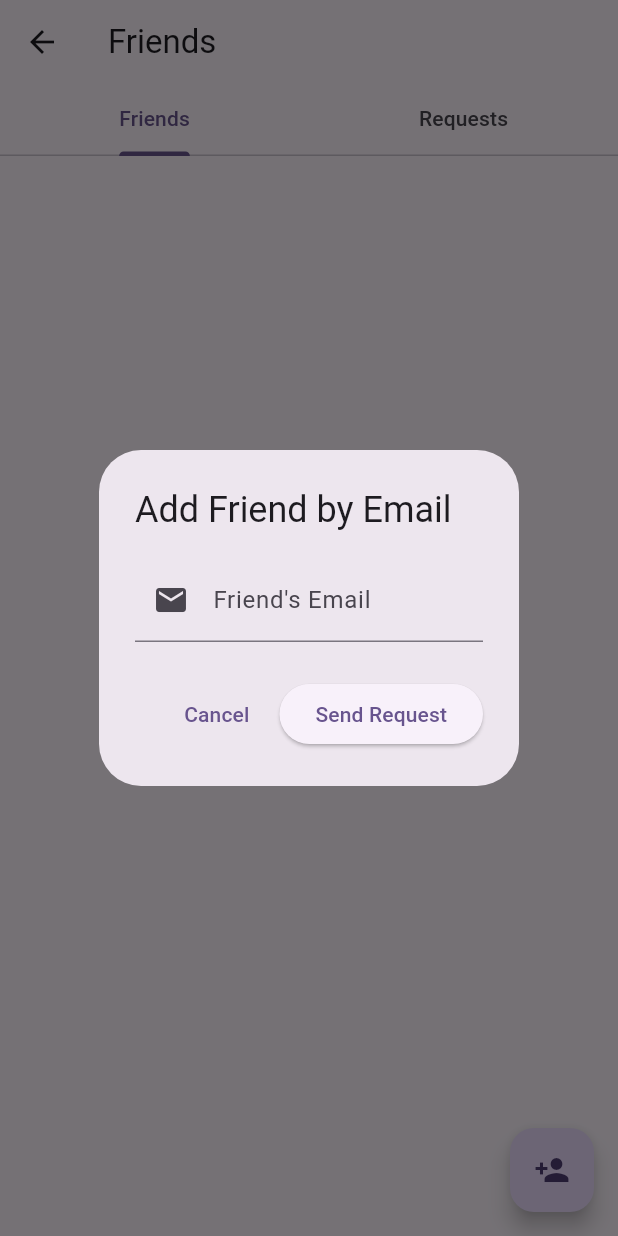
After one commit to m0rty01/trollFace, a Flutter app: the FriendsScreen screen opened by its route, after a tap on the "person add" icon, on a phone screen of 412 x 824 dp. The commit adds this screen. Run offline on Flutter 3.47's test engine with Material 3 defaults, Android fonts, the light colour scheme and no system bars; our stand-ins replace cached_network_image, csv, fl_chart, flutter_local_notifications, just_audio, shared_preferences and 2 more; missing offline and left inert: flutter_webrtc, gotrue, realtime_client; accounts and stored records are empty; network calls fail.

Commit message:
friend request fix

```diff
--- /dev/null
+++ b/trollface/lib/screens/friends_screen.dart
@@ -0,0 +1,279 @@
+import 'package:flutter/material.dart';
+import '../services/friends_service.dart';
+
+class FriendsScreen extends StatefulWidget {
+  const FriendsScreen({super.key});
+
+  @override
+  State<FriendsScreen> createState() => _FriendsScreenState();
+}
+
+class _FriendsScreenState extends State<FriendsScreen> with SingleTickerProviderStateMixin {
+  final FriendsService _friendsService = FriendsService();
+  late TabController _tabController;
+  List<Map<String, dynamic>> _friends = [];
+  List<Map<String, dynamic>> _pendingRequests = [];
+  bool _isLoading = true;
+
+  @override
+  void initState() {
+    super.initState();
+    _tabController = TabController(length: 2, vsync: this);
+    _loadData();
+  }
+
+  Future<void> _loadData() async {
+    setState(() => _isLoading = true);
+    try {
+      final friends = await _friendsService.getFriends();
+      final pendingRequests = await _friendsService.getPendingFriendRequests();
+      print('DEBUG: friends = ' + friends.toString());
+      print('DEBUG: pendingRequests = ' + pendingRequests.toString());
+      setState(() {
+        _friends = friends;
+        _pendingRequests = pendingRequests;
+      });
+    } catch (e) {
+      ScaffoldMessenger.of(context).showSnackBar(
+        SnackBar(content: Text('Error loading friends: $e')),
+      );
+    } finally {
+      setState(() => _isLoading = false);
+    }
+  }
+
+  @override
+  Widget build(BuildContext context) {
+    return Scaffold(
+      appBar: AppBar(
+        title: const Text('Friends'),
+        bottom: TabBar(
+          controller: _tabController,
+          tabs: const [
+            Tab(text: 'Friends'),
+            Tab(text: 'Requests'),
+          ],
+        ),
+      ),
+      body: _isLoading
+          ? const Center(child: CircularProgressIndicator())
+          : TabBarView(
+              controller: _tabController,
+              children: [
+                _buildFriendsList(),
+                _buildPendingRequestsList(),
+              ],
+            ),
+      floatingActionButton: FloatingActionButton(
+        onPressed: () => _showAddFriendDialog(),
+        child: const Icon(Icons.person_add),
+      ),
+    );
+  }
+
+  Widget _buildFriendsList() {
+    if (_friends.isEmpty) {
+      return const Center(child: Text('No friends yet'));
+    }
+
+    return ListView.builder(
+      itemCount: _friends.length,
+      itemBuilder: (context, index) {
+        final friendRow = _friends[index];
+        final currentUserId = _friendsService.currentUser?.id;
+        final isSender = friendRow['user_id'] == currentUserId;
+        final friendProfile = isSender ? friendRow['friend_profile'] : friendRow['profiles'];
+        if (friendProfile == null) {
+          return const ListTile(
+            title: Text('Unknown user'),
+            subtitle: Text('This user no longer exists.'),
+          );
+        }
+        return ListTile(
+          leading: CircleAvatar(
+            child: Text(
+              (friendProfile['username'] != null && friendProfile['username'].isNotEmpty)
+                ? friendProfile['username'][0].toUpperCase()
+                : (friendProfile['email'] != null && friendProfile['email'].isNotEmpty)
+                  ? friendProfile['email'][0].toUpperCase()
+                  : '?',
+            ),
+          ),
+          title: Text(
+            (friendProfile['username'] != null && friendProfile['username'].isNotEmpty)
+              ? friendProfile['username']
+              : (friendProfile['email'] ?? 'Unknown'),
+          ),
+          trailing: IconButton(
+            icon: const Icon(Icons.video_call),
+            onPressed: () => _startVideoCall(friendProfile['id']),
+          ),
+        );
+      },
+    );
+  }
+
+  Widget _buildPendingRequestsList() {
+    if (_pendingRequests.isEmpty) {
+      return const Center(child: Text('No pending requests'));
+    }
+
+    return ListView.builder(
+      itemCount: _pendingRequests.length,
+      itemBuilder: (context, index) {
+        final request = _pendingRequests[index];
+        final sender = request['profiles'];
+        if (sender == null) {
+          return const ListTile(
+            title: Text('Unknown user'),
+            subtitle: Text('This user no longer exists.'),
+          );
+        }
+        return ListTile(
+          leading: CircleAvatar(
+            child: Text(
+              (sender['username'] != null && sender['username'].isNotEmpty)
+                ? sender['username'][0].toUpperCase()
+                : (sender['email'] != null && sender['email'].isNotEmpty)
+                  ? sender['email'][0].toUpperCase()
+                  : '?',
+            ),
+          ),
+          title: Text(
+            (sender['username'] != null && sender['username'].isNotEmpty)
+              ? sender['username']
+              : (sender['email'] ?? 'Unknown'),
+          ),
+          subtitle: const Text('wants to be your friend'),
+          trailing: Row(
+            mainAxisSize: MainAxisSize.min,
+            children: [
+              IconButton(
+                icon: const Icon(Icons.check, color: Colors.green),
+                onPressed: () => _handleFriendRequest(request['id'], true),
+              ),
+              IconButton(
+                icon: const Icon(Icons.close, color: Colors.red),
+                onPressed: () => _handleFriendRequest(request['id'], false),
+              ),
+            ],
+          ),
+        );
+      },
+    );
+  }
+
+  Future<void> _handleFriendRequest(String requestId, bool accept) async {
+    try {
+      if (accept) {
+        await _friendsService.acceptFriendRequest(requestId);
+      } else {
+        await _friendsService.rejectFriendRequest(requestId);
+      }
+      await _loadData();
+    } catch (e) {
+      ScaffoldMessenger.of(context).showSnackBar(
+        SnackBar(content: Text('Error handling request: $e')),
+      );
+    }
+  }
+
+  Future<void> _showAddFriendDialog() async {
+    final TextEditingController emailController = TextEditingController();
+    String? errorMessage;
+    bool isLoading = false;
+
+    await showDialog(
+      context: context,
+      builder: (context) => StatefulBuilder(
+        builder: (context, setState) => AlertDialog(
+          title: const Text('Add Friend by Email'),
+          content: Column(
+            mainAxisSize: MainAxisSize.min,
+            children: [
+              TextField(
+                controller: emailController,
+                decoration: const InputDecoration(
+                  labelText: 'Friend\'s Email',
+                  prefixIcon: Icon(Icons.email),
+                ),
+                keyboardType: TextInputType.emailAddress,
+              ),
+              if (errorMessage != null) ...[
+                const SizedBox(height: 8),
+                Text(errorMessage!, style: const TextStyle(color: Colors.red)),
+              ],
+            ],
+          ),
+          actions: [
+            TextButton(
+              onPressed: () => Navigator.pop(context),
+              child: const Text('Cancel'),
+            ),
+            ElevatedButton(
+              onPressed: isLoading
+                  ? null
+                  : () async {
+                      setState(() { isLoading = true; errorMessage = null; });
+                      final email = emailController.text.trim();
+                      if (email.isEmpty) {
+                        setState(() {
+                          errorMessage = 'Please enter an email.';
+                          isLoading = false;
+                        });
+                        return;
+                      }
+                      final currentUser = _friendsService.currentUser;
+                      if (currentUser != null && currentUser.email == email) {
+                        setState(() {
+                          errorMessage = 'You cannot add yourself.';
+                          isLoading = false;
+                        });
+                        return;
+                      }
+                      final user = await _friendsService.getUserByEmail(email);
+                      if (user == null) {
+                        setState(() {
+                          errorMessage = 'No user found with that email.';
+                          isLoading = false;
+                        });
+                        return;
+                      }
+                      try {
+                        await _friendsService.sendFriendRequest(user['id']);
+                        if (mounted) Navigator.pop(context);
+                        ScaffoldMessenger.of(context).showSnackBar(
+                          const SnackBar(content: Text('Friend request sent!')),
+                        );
+                      } catch (e) {
+                        setState(() {
+                          errorMessage = 'Failed to send request: $e';
+                          isLoading = false;
+                        });
+                      }
+                    },
+              child: isLoading
+                  ? const SizedBox(width: 16, height: 16, child: CircularProgressIndicator(strokeWidth: 2))
+                  : const Text('Send Request'),
+            ),
+          ],
+        ),
+      ),
+    );
+  }
+
+  void _startVideoCall(String friendId) {
+    // Navigate to call screen with the friend's ID
+    Navigator.pushNamed(
+      context,
+      '/call',
+      arguments: {'friendId': friendId},
+    );
+  }
+
+  @override
+  void dispose() {
+    _tabController.dispose();
+    super.dispose();
+  }
+}
--- /dev/null
+++ b/trollface/lib/services/friends_service.dart
@@ -0,0 +1,85 @@
+import 'package:supabase_flutter/supabase_flutter.dart';
+
+class FriendsService {
+  final SupabaseClient _supabase = Supabase.instance.client;
+
+  Future<List<Map<String, dynamic>>> getFriends() async {
+    final userId = _supabase.auth.currentUser?.id;
+    if (userId == null) throw Exception('User not authenticated');
+
+    final response = await _supabase
+        .from('friends')
+        .select('*, profiles:profiles!friends_user_id_fkey(*), friend_profile:profiles!friends_friend_id_fkey(*)')
+        .or('user_id.eq.$userId,friend_id.eq.$userId')
+        .eq('status', 'accepted');
+
+    if (response == null) return [];
+    return List<Map<String, dynamic>>.from(response);
+  }
+
+  Future<List<Map<String, dynamic>>> getPendingFriendRequests() async {
+    final userId = _supabase.auth.currentUser?.id;
+    if (userId == null) throw Exception('User not authenticated');
+
+    final response = await _supabase
+        .from('friends')
+        .select('*, profiles!friends_user_id_fkey(*)')
+        .eq('friend_id', userId)
+        .eq('status', 'pending');
+
+    if (response == null) return [];
+    return List<Map<String, dynamic>>.from(response);
+  }
+
+  Future<void> sendFriendRequest(String friendId) async {
+    final userId = _supabase.auth.currentUser?.id;
+    if (userId == null) throw Exception('User not authenticated');
+
+    await _supabase.from('friends').insert({
+      'user_id': userId,
+      'friend_id': friendId,
+      'status': 'pending',
+    });
+  }
+
+  Future<void> acceptFriendRequest(String requestId) async {
+    await _supabase
+        .from('friends')
+        .update({'status': 'accepted'})
+        .eq('id', requestId);
+  }
+
+  Future<void> rejectFriendRequest(String requestId) async {
+    await _supabase.from('friends').delete().eq('id', requestId);
+  }
+
+  Future<List<Map<String, dynamic>>> searchUsers(String query) async {
+    final response = await _supabase
+        .from('profiles')
+        .select()
+        .ilike('username', '%$query%')
+        .limit(10);
+
+    return List<Map<String, dynamic>>.from(response);
+  }
+
+  Future<List<Map<String, dynamic>>> searchUsersByEmail(String email) async {
+    final response = await _supabase
+        .from('profiles')
+        .select()
+        .ilike('email', '%$email%')
+        .limit(10);
+    return List<Map<String, dynamic>>.from(response);
+  }
+
+  Future<Map<String, dynamic>?> getUserByEmail(String email) async {
+    final response = await _supabase
+        .from('profiles')
+        .select()
+        .eq('email', email)
+        .maybeSingle();
+    return response;
+  }
+
+  User? get currentUser => _supabase.auth.currentUser;
+}
```
Also changed, not shown: trollface/lib/main.dart (+13 -7 lines), trollface/lib/screens/home_screen.dart (+102 -1 lines), trollface/lib/services/call_service.dart (added, +41 -0 lines).
